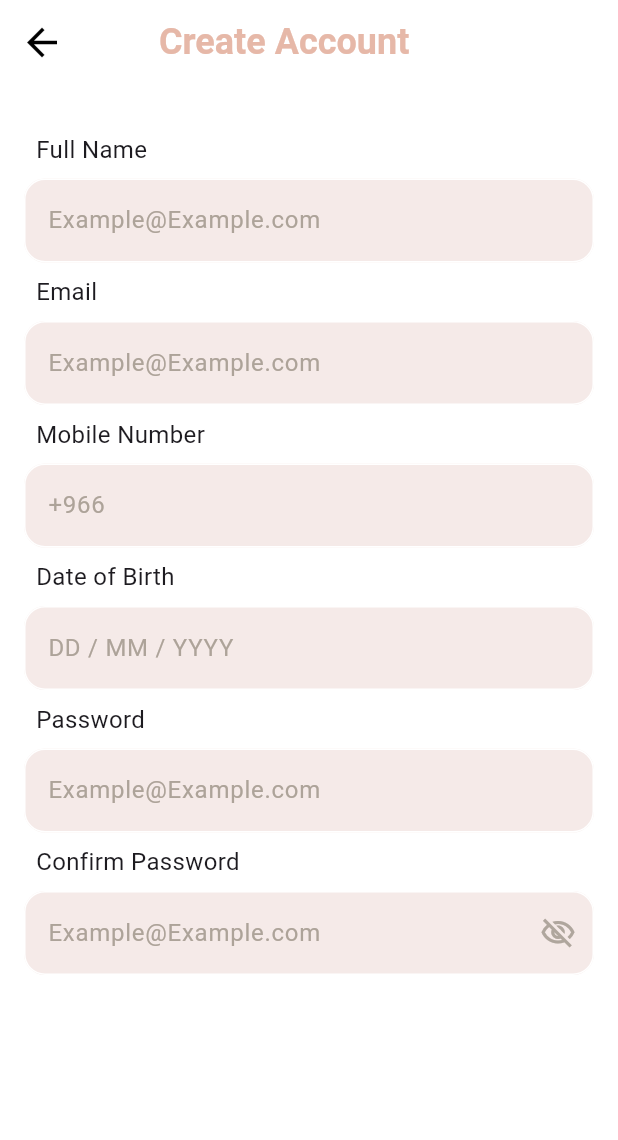
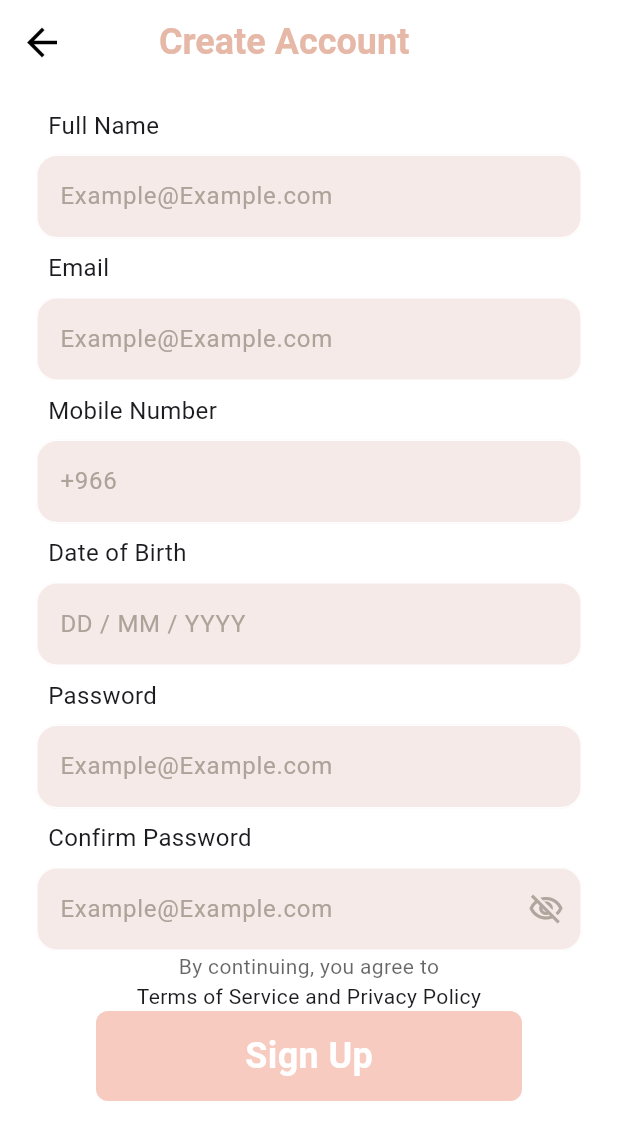
Before and after one commit to MohamedAliShosha/Auth_Flow, a Flutter app: the screen it shows after launch, on a phone screen of 412 x 824 dp. Shown: the top 1140 px of the screen. Run offline on Flutter 3.47's test engine with Material 3 defaults, Android fonts, the phone set to English and light mode, and no system bars.

Commit message:
add CustomButton widget and enhance SignUpViewBody layout with improved padding and new text elements

```diff
--- /dev/null
+++ b/lib/widgets/custom_button.dart
@@ -0,0 +1,33 @@
+import 'package:flutter/material.dart';
+
+// ignore: must_be_immutable
+class CustomButton extends StatelessWidget {
+  CustomButton({super.key, required this.text});
+
+  String text;
+
+  @override
+  Widget build(BuildContext context) {
+    return Padding(
+      padding: const EdgeInsets.only(right: 40, left: 40),
+      child: Container(
+        decoration: BoxDecoration(
+          borderRadius: BorderRadius.circular(8),
+          color: const Color(0xfff4b5a4).withOpacity(0.7),
+        ),
+        width: 60,
+        height: 60,
+        child: Center(
+          child: Text(
+            text,
+            style: const TextStyle(
+              color: Colors.white,
+              fontSize: 24,
+              fontWeight: FontWeight.bold,
+            ),
+          ),
+        ),
+      ),
+    );
+  }
+}
--- a/lib/widgets/custom_text_field.dart
+++ b/lib/widgets/custom_text_field.dart
@@ -30,19 +30,20 @@ class CustomTextField extends StatelessWidget {
         border: buildBorder(),
         enabledBorder: buildBorder(Colors
             .white), // for unfocused => The user is not interacting with the TextField.
-        focusedBorder: buildBorder(const Color(
-            0xffddbbb2)), // for focused => The user is interacting with the TextField.
+        focusedBorder: buildBorder(Colors
+            .white), // for focused => The user is interacting with the TextField.
       ),
     );
   }
 
   OutlineInputBorder buildBorder([color]) {
     return OutlineInputBorder(
-        borderRadius: const BorderRadius.all(
-          Radius.circular(14),
-        ),
-        borderSide: BorderSide(
-          color: color ?? Colors.white,
-        ));
+      borderRadius: const BorderRadius.all(
+        Radius.circular(14),
+      ),
+      borderSide: BorderSide(
+        color: color ?? Colors.white,
+      ),
+    );
   }
 }
--- a/lib/widgets/sign_up_view_body.dart
+++ b/lib/widgets/sign_up_view_body.dart
@@ -1,3 +1,4 @@
+import 'package:auth_flow/widgets/custom_button.dart';
 import 'package:auth_flow/widgets/custom_text_field.dart';
 import 'package:auth_flow/widgets/custom_title_item.dart';
 import 'package:flutter/material.dart';
@@ -11,7 +12,7 @@ class SignUpViewBody extends StatelessWidget {
       backgroundColor: Colors.white,
       appBar: AppBar(
         elevation: 0,
-        backgroundColor: Colors.transparent,
+        backgroundColor: Colors.white,
         leading: const Icon(
           Icons.arrow_back,
           color: Colors.black,
@@ -27,10 +28,11 @@ class SignUpViewBody extends StatelessWidget {
         ),
       ),
       body: Padding(
-        padding: const EdgeInsets.symmetric(vertical: 24, horizontal: 16),
+        padding: const EdgeInsets.symmetric(vertical: 8, horizontal: 24),
         child: ListView(
-          children: const [
-            Column(
+          shrinkWrap: true, // to make the list view scrollable
+          children: [
+            const Column(
               mainAxisAlignment: MainAxisAlignment.start,
               children: [
                 CustomTitleItem(
@@ -75,6 +77,18 @@ class SignUpViewBody extends StatelessWidget {
                 ),
               ],
             ),
+            Text(
+              textAlign: TextAlign.center,
+              'By continuing, you agree to ',
+              style: TextStyle(color: Colors.black.withOpacity(0.6)),
+            ),
+            const Text(
+              textAlign: TextAlign.center,
+              'Terms of Service and Privacy Policy',
+            ),
+            CustomButton(
+              text: 'Sign Up',
+            ),
           ],
         ),
       ),
```
